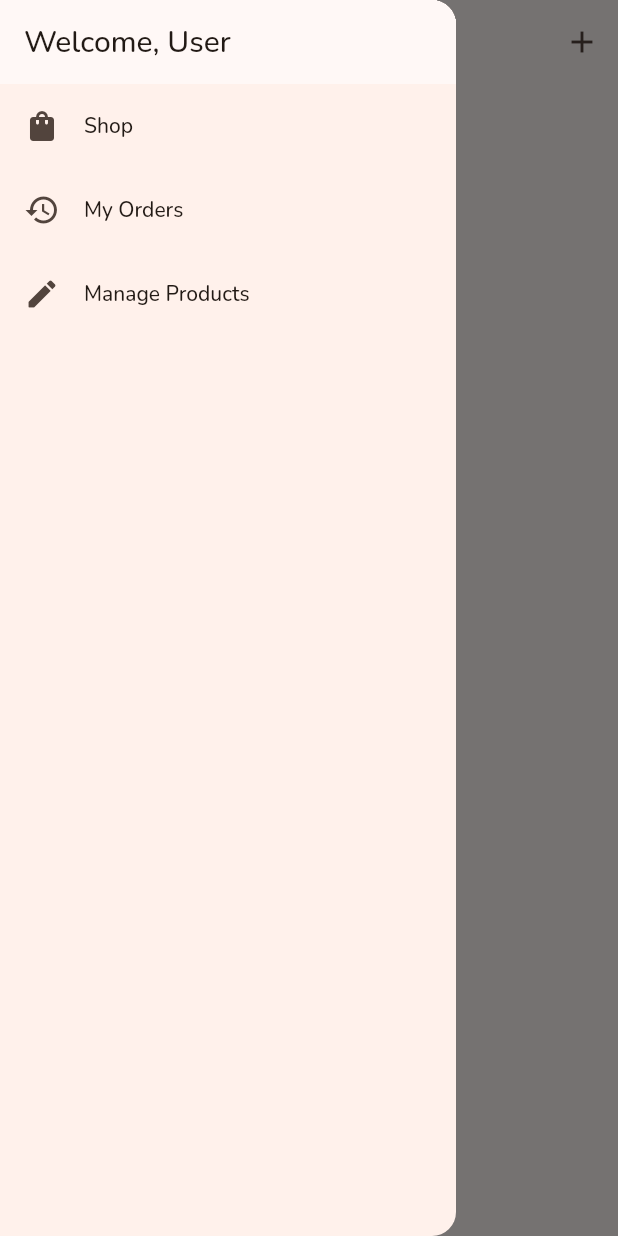
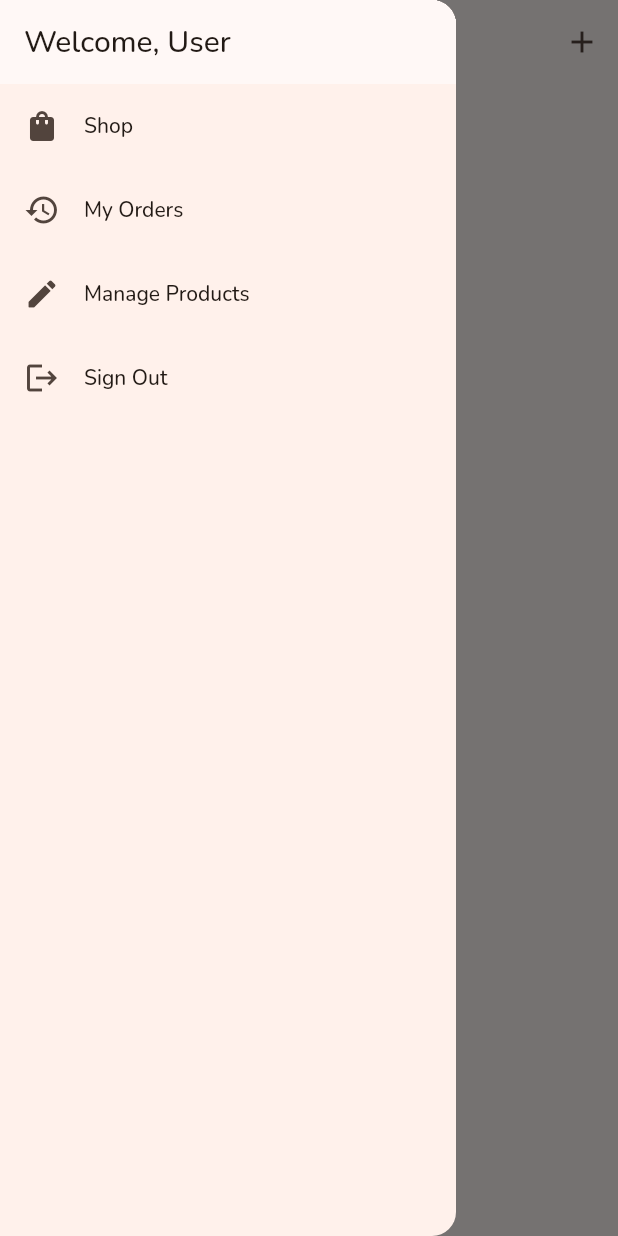
Before and after one commit to darcanj0/marketplace, a Flutter app: the ManageProductsPage screen opened by its route, with the side drawer open, on a phone screen of 412 x 824 dp. Run offline on Flutter 3.47's test engine with Material 2 defaults, Android fonts, the phone set to English and light mode, and no system bars; our stand-ins replace badges, firebase_auth, firebase_core, firebase_database, google_fonts; accounts and stored records are empty.

Commit message:
feat: add firebase auth to app

```diff
--- a/lib/components/nav/app_drawer.dart
+++ b/lib/components/nav/app_drawer.dart
@@ -1,5 +1,7 @@
 import 'package:clothing/constants/app_routes.dart';
+import 'package:clothing/providers/auth_provider.dart';
 import 'package:flutter/material.dart';
+import 'package:provider/provider.dart';
 
 class AppDrawer extends StatelessWidget {
   const AppDrawer({super.key});
@@ -31,7 +33,12 @@ class AppDrawer extends StatelessWidget {
             leading: const Icon(Icons.edit_rounded),
             title: const Text('Manage Products'),
             onTap: () => navigateToReplacing(context, AppRoutes.manageProducts),
-          )
+          ),
+          ListTile(
+            leading: const Icon(Icons.logout),
+            title: const Text('Sign Out'),
+            onTap: () => context.read<AuthProvider>().signout(),
+          ),
         ],
       ),
     );
--- a/lib/pages/auth_page.dart
+++ b/lib/pages/auth_page.dart
@@ -34,7 +34,8 @@ class AuthPage extends StatelessWidget {
                 children: [
                   Container(
                     padding: const EdgeInsets.all(15),
-                    transform: Matrix4.rotationZ(-4 * pi / 180)..translate(-5),
+                    transform: Matrix4.rotationZ(-4 * pi / 180)
+                      ..translate(-5.0),
                     decoration: BoxDecoration(
                       borderRadius: BorderRadius.circular(10),
                       color: colorScheme.primary.withOpacity(.75),
--- a/lib/providers/db_provider.dart
+++ b/lib/providers/db_provider.dart
@@ -3,15 +3,17 @@ import 'package:clothing/helpers/id_gen_adapter.dart';
 import 'package:firebase_database/firebase_database.dart';
 
 abstract class DbProvider {
-  final FirebaseDatabase instance = FirebaseDatabase.instance;
-  final IIdGen idGenerator = UUIDAdapter();
-  final DbPaths dbPath;
+  final FirebaseDatabase _instance = FirebaseDatabase.instance;
+  final IIdGen _idGenerator = UUIDAdapter();
+  final DbPaths _dbPath;
+
+  IIdGen get idGenerator => _idGenerator;
 
   DatabaseReference getReferenceFrom(String id) {
-    return instance.ref('${dbPath.name}/$id');
+    return _instance.ref('${_dbPath.name}/$id');
   }
 
-  DatabaseReference get readRef => instance.ref().child(dbPath.name);
+  DatabaseReference get readRef => _instance.ref().child(_dbPath.name);
 
-  DbProvider({required this.dbPath});
+  DbProvider({required DbPaths dbPath}) : _dbPath = dbPath;
 }
--- a/pubspec.yaml
+++ b/pubspec.yaml
@@ -43,6 +43,7 @@ dependencies:
   firebase_core: ^2.17.0
   firebase_database: ^10.2.7
   uuid: ^4.1.0
+  firebase_auth: ^4.10.1
 
 dev_dependencies:
   flutter_test:
```
Also changed, not shown: lib/components/forms/auth_form.dart (+13 -7 lines), lib/main.dart (+18 -1 lines), lib/providers/auth_provider.dart (+61 -6 lines), pubspec.lock, 1 other file.
